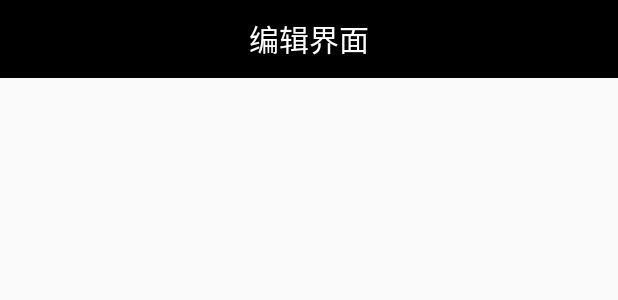
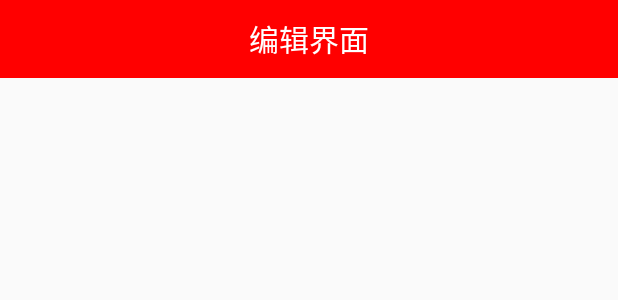
Before and after one commit to laizhiping/teamwork, an Android app: the layout title.xml on its own in the app's theme, with its tools: preview values and no code run, on a phone screen of 412 x 824 dp. Shown: the top 300 px of the screen. Run offline under Robolectric (Android 15) with nearby library versions, the phone set to English and light mode, and no system bars.

Commit message:
编辑_标题栏

```diff
--- a/MindPicking/app/src/main/res/layout/title.xml
+++ b/MindPicking/app/src/main/res/layout/title.xml
@@ -3,7 +3,7 @@
     android:id="@+id/layout_titlebar"
     android:layout_width="match_parent"
     android:layout_height="52dp"
-    android:background="#000000">
+    android:background="#FF0000">
 
     <TextView
         android:id="@+id/text_title"
```
